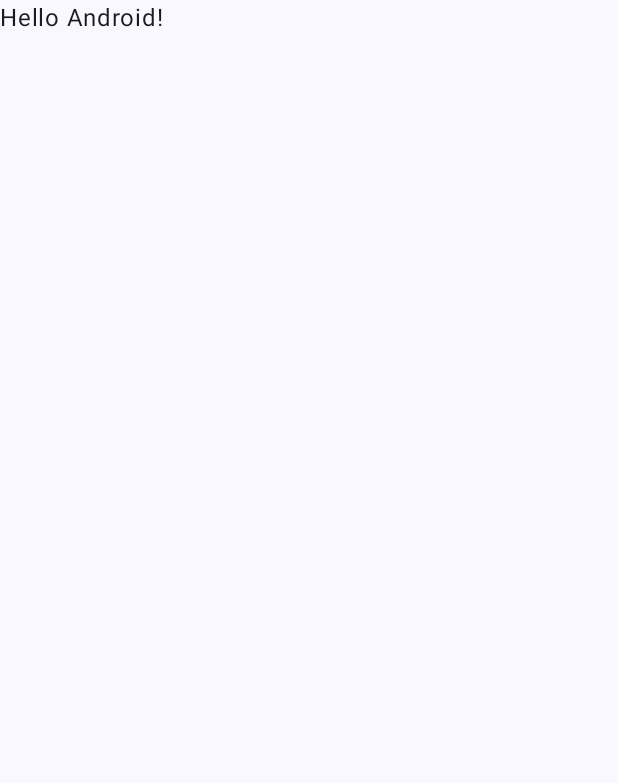
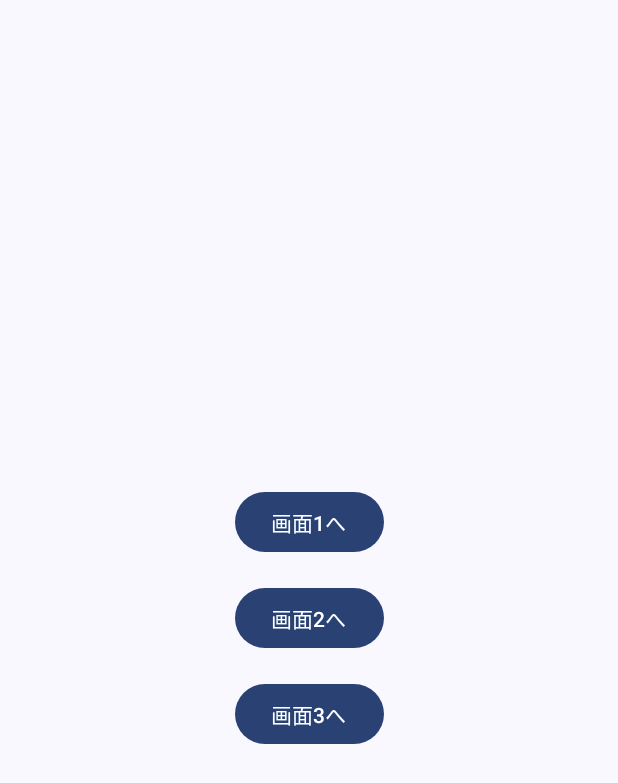
Before and after one commit to tnk4s/PracticeApp0, an Android app built with Jetpack Compose: the screen it shows after launch (MainActivity), on a phone screen of 412 x 824 dp. Before the commit the part shown is almost empty. Shown: the top 783 px of the screen. Run offline under Robolectric (Android 15) with nearby library versions, the phone set to English and light mode, and no system bars.

Commit message:
メインページにボタンを配置，各サブページのファイルを作成しました．

```diff
--- a/app/build.gradle.kts
+++ b/app/build.gradle.kts
@@ -59,6 +59,8 @@ dependencies {
     implementation(libs.androidx.ui.graphics)
     implementation(libs.androidx.ui.tooling.preview)
     implementation(libs.androidx.material3)
+    implementation(libs.androidx.navigation.runtime.ktx)
+    implementation(libs.androidx.navigation.compose)
     testImplementation(libs.junit)
     androidTestImplementation(libs.androidx.junit)
     androidTestImplementation(libs.androidx.espresso.core)
--- a/app/src/main/java/com/example/practiceapp0/MainActivity.kt
+++ b/app/src/main/java/com/example/practiceapp0/MainActivity.kt
@@ -3,27 +3,34 @@ package com.example.practiceapp0
 import android.os.Bundle
 import androidx.activity.ComponentActivity
 import androidx.activity.compose.setContent
-import androidx.activity.enableEdgeToEdge
+import androidx.compose.foundation.layout.Arrangement
+import androidx.compose.foundation.layout.Column
+import androidx.compose.foundation.layout.Spacer
 import androidx.compose.foundation.layout.fillMaxSize
+import androidx.compose.foundation.layout.height
 import androidx.compose.foundation.layout.padding
+import androidx.compose.material3.Button
 import androidx.compose.material3.Scaffold
 import androidx.compose.material3.Text
 import androidx.compose.runtime.Composable
+import androidx.compose.ui.Alignment
 import androidx.compose.ui.Modifier
 import androidx.compose.ui.tooling.preview.Preview
+import androidx.compose.ui.unit.dp
+import androidx.navigation.NavHostController
+import androidx.navigation.compose.NavHost
+import androidx.navigation.compose.composable
+import androidx.navigation.compose.rememberNavController
 import com.example.practiceapp0.ui.theme.PracticeApp0Theme
 
 class MainActivity : ComponentActivity() {
     override fun onCreate(savedInstanceState: Bundle?) {
         super.onCreate(savedInstanceState)
-        enableEdgeToEdge()
         setContent {
             PracticeApp0Theme {
+                val navController = rememberNavController()
                 Scaffold(modifier = Modifier.fillMaxSize()) { innerPadding ->
-                    Greeting(
-                        name = "Android",
-                        modifier = Modifier.padding(innerPadding)
-                    )
+                    NavigationComponent(navController, Modifier.padding(innerPadding))
                 }
             }
         }
@@ -31,17 +38,44 @@ class MainActivity : ComponentActivity() {
 }
 
 @Composable
-fun Greeting(name: String, modifier: Modifier = Modifier) {
-    Text(
-        text = "Hello $name!",
-        modifier = modifier
-    )
+fun NavigationComponent(navController: NavHostController, modifier: Modifier = Modifier) {
+    NavHost(navController = navController, startDestination = "main") {
+        composable("main") { MainScreen(navController) }
+        composable("screen1") { Screen1() }
+        composable("screen2") { Screen2() }
+        composable("screen3") { Screen3() }
+    }
+}
+
+// MainScreen関数の追加
+@Composable
+fun MainScreen(navController: NavHostController) {
+    Column(
+        modifier = Modifier
+            .fillMaxSize()
+            .padding(16.dp),
+        verticalArrangement = Arrangement.Center,
+        horizontalAlignment = Alignment.CenterHorizontally
+    ) {
+        Button(onClick = { navController.navigate("screen1") }) {
+            Text("画面1へ")
+        }
+        Spacer(modifier = Modifier.height(16.dp))
+        Button(onClick = { navController.navigate("screen2") }) {
+            Text("画面2へ")
+        }
+        Spacer(modifier = Modifier.height(16.dp))
+        Button(onClick = { navController.navigate("screen3") }) {
+            Text("画面3へ")
+        }
+    }
 }
 
 @Preview(showBackground = true)
 @Composable
-fun GreetingPreview() {
+fun MainScreenPreview() {
     PracticeApp0Theme {
-        Greeting("Android")
+        val navController = rememberNavController()
+        MainScreen(navController)
     }
 }
--- a/gradle/libs.versions.toml
+++ b/gradle/libs.versions.toml
@@ -8,6 +8,8 @@ espressoCore = "3.5.1"
 lifecycleRuntimeKtx = "2.6.1"
 activityCompose = "1.8.0"
 composeBom = "2024.04.01"
+navigationRuntimeKtx = "2.7.7"
+navigationCompose = "2.7.7"
 
 [libraries]
 androidx-core-ktx = { group = "androidx.core", name = "core-ktx", version.ref = "coreKtx" }
@@ -24,6 +26,8 @@ androidx-ui-tooling-preview = { group = "androidx.compose.ui", name = "ui-toolin
 androidx-ui-test-manifest = { group = "androidx.compose.ui", name = "ui-test-manifest" }
 androidx-ui-test-junit4 = { group = "androidx.compose.ui", name = "ui-test-junit4" }
 androidx-material3 = { group = "androidx.compose.material3", name = "material3" }
+androidx-navigation-runtime-ktx = { group = "androidx.navigation", name = "navigation-runtime-ktx", version.ref = "navigationRuntimeKtx" }
+androidx-navigation-compose = { group = "androidx.navigation", name = "navigation-compose", version.ref = "navigationCompose" }
 
 [plugins]
 android-application = { id = "com.android.application", version.ref = "agp" }
```
Also changed, not shown: app/src/main/java/com/example/practiceapp0/Screen1.kt (added, +28 -0 lines), app/src/main/java/com/example/practiceapp0/Screen2.kt (added, +28 -0 lines), app/src/main/java/com/example/practiceapp0/Screen3.kt (added, +28 -0 lines).
